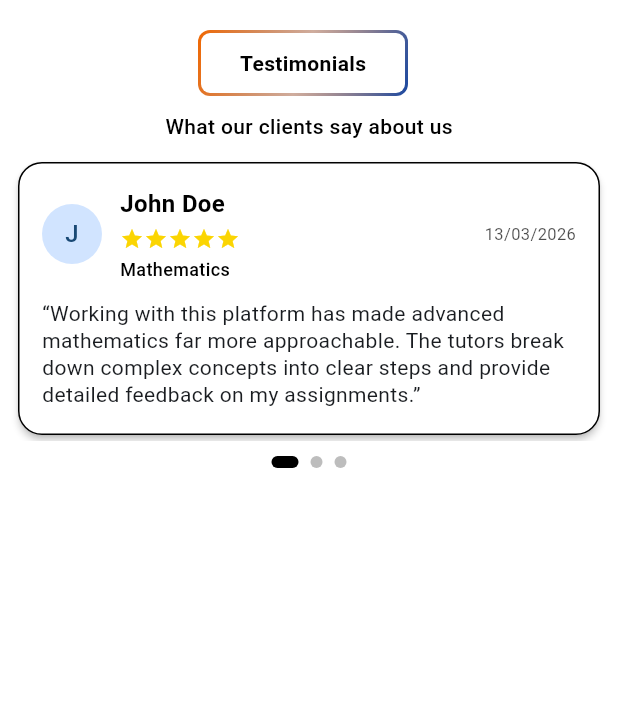
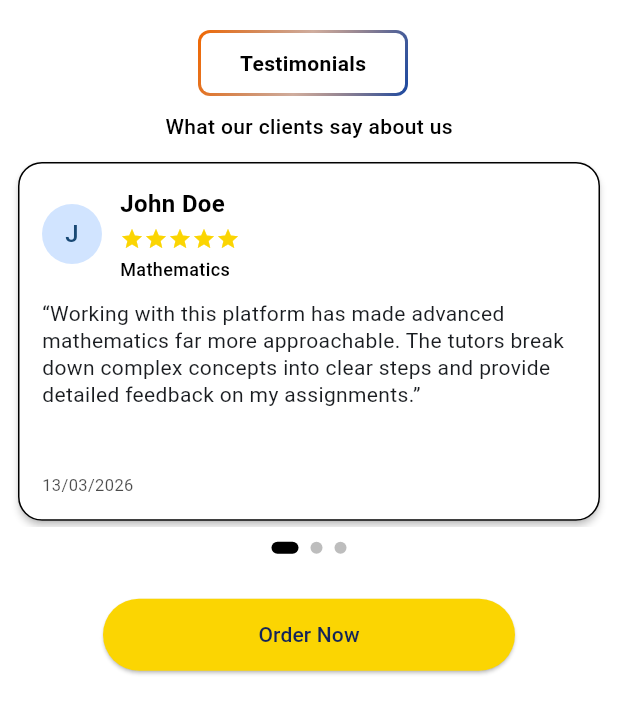
Before and after one commit to ImthiazRagib/Flutter.Assignment.Customer.App, a Flutter app: the TestimonialSlider widget shown alone on an empty page, opened directly, on a phone screen of 412 x 824 dp. Shown: the top 714 px of the screen. Run offline on Flutter 3.47's test engine with Material 3 defaults, Android fonts, the phone set to English and light mode, and no system bars; our stand-ins replace go_router.

Commit message:
Refactor OrderButton and enhance TestimonialSlider layout for improved user experience
- Updated OrderButton to allow optional width, defaulting to a responsive size based on screen width.
- Increased spacing in LandingPage for better visual separation.
- Adjusted TestimonialSlider height dynamically based on screen size and added OrderButton for direct ordering access, enhancing user engagement.

```diff
--- a/lib/features/atoms/order_button.dart
+++ b/lib/features/atoms/order_button.dart
@@ -2,16 +2,16 @@ import 'package:flutter/material.dart';
 import 'package:go_router/go_router.dart';
 
 class OrderButton extends StatelessWidget {
-  const OrderButton({super.key, required this.label, required this.width, this.onPressed});
+  const OrderButton({super.key, required this.label, this.width, this.onPressed});
   final String label;
-  final double width;
+  final double? width;
   final VoidCallback? onPressed;
   @override
   Widget build(BuildContext context) {
     return Container(
       alignment: Alignment.center,
       child: SizedBox(
-        width: width,
+        width: width ?? MediaQuery.of(context).size.width * 2 / 3,
         child: ElevatedButton(
           onPressed: onPressed ?? () => context.go('/order'),
           style: ElevatedButton.styleFrom(
--- a/lib/features/landing/landing.dart
+++ b/lib/features/landing/landing.dart
@@ -212,7 +212,7 @@ class LandingPage extends StatelessWidget {
                     ),
                     textAlign: TextAlign.center,
                   ),
-                  SizedBox(height: 10),
+                  SizedBox(height: 20),
                   Text(
                     "Assignment writing is essential for your grades but can be challenging. Students often struggle with topics, research, and drafting. Our experts help you overcome these hurdles and deliver strong assignments.",
                     style: TextStyle(fontSize: 14, color: accentColor),
--- a/lib/widgets/testimonials/testimonial_slider.dart
+++ b/lib/widgets/testimonials/testimonial_slider.dart
@@ -1,5 +1,6 @@
 import 'package:assignment_customer_app/core/theme_provider.dart';
 import 'package:assignment_customer_app/features/atoms/heading_capsule.dart';
+import 'package:assignment_customer_app/features/atoms/order_button.dart';
 import 'package:assignment_customer_app/widgets/testimonials/testimonals.dart';
 import 'package:flutter/material.dart';
 import 'package:assignment_customer_app/widgets/stars.dart';
@@ -116,7 +117,10 @@ class _TestimonialSliderState extends State<TestimonialSlider> {
         ),
         SizedBox(height: 10),
         SizedBox(
-          height: 190,
+          height: (MediaQuery.of(context).size.height * 0.3).clamp(
+            190,
+            double.infinity,
+          ),
           child: PageView.builder(
             controller: _pageController,
             itemCount: testimonials.length,
@@ -173,15 +177,6 @@ class _TestimonialSliderState extends State<TestimonialSlider> {
                                 ],
                               ),
                             ),
-                            Text(
-                              "${t.date.day.toString().padLeft(2, '0')}/"
-                              "${t.date.month.toString().padLeft(2, '0')}/"
-                              "${t.date.year}",
-                              style: TextStyle(
-                                color: textColor.withValues(alpha: 0.7),
-                                fontSize: 11,
-                              ),
-                            ),
                           ],
                         ),
                         const SizedBox(height: 12),
@@ -191,6 +186,16 @@ class _TestimonialSliderState extends State<TestimonialSlider> {
                             maxLines: 4,
                             overflow: TextOverflow.ellipsis,
                             style: const TextStyle(fontSize: 14, height: 1.3),
+                          ),
+                        ),
+                        SizedBox(height: 10),
+                        Text(
+                          "${t.date.day.toString().padLeft(2, '0')}/"
+                          "${t.date.month.toString().padLeft(2, '0')}/"
+                          "${t.date.year}",
+                          style: TextStyle(
+                            color: textColor.withValues(alpha: 0.7),
+                            fontSize: 11,
                           ),
                         ),
                       ],
@@ -221,6 +226,12 @@ class _TestimonialSliderState extends State<TestimonialSlider> {
             );
           }),
         ),
+
+        SizedBox(height: 30),
+        OrderButton(
+          label: 'Order Now',
+          width: MediaQuery.of(context).size.width * 2 / 3,
+        ),
       ],
     );
   }
```
